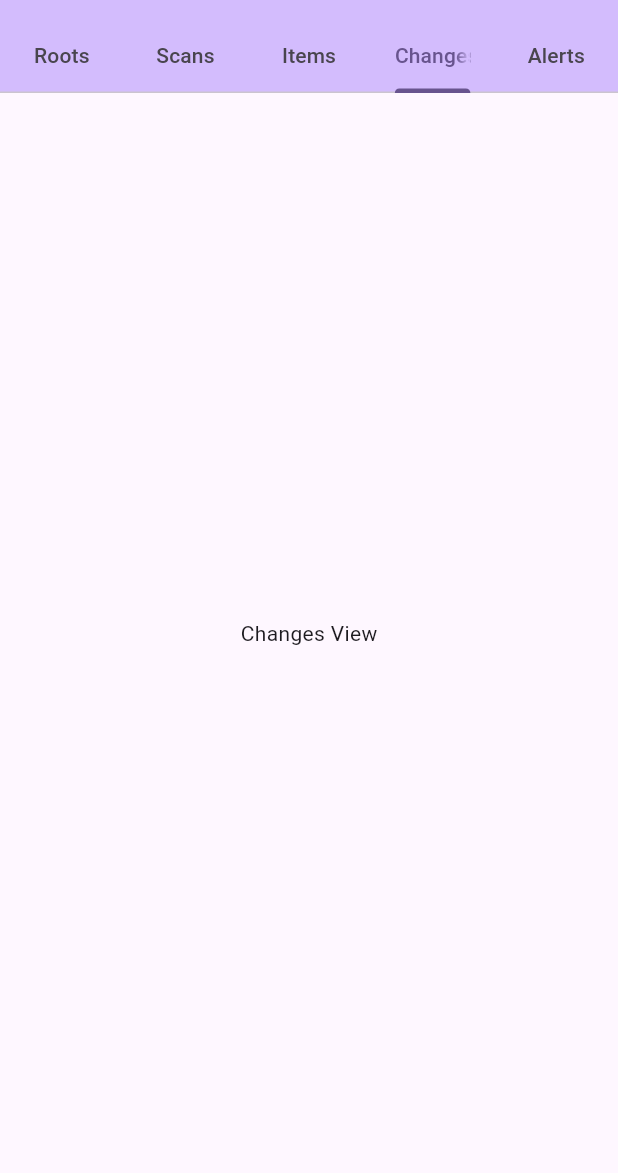
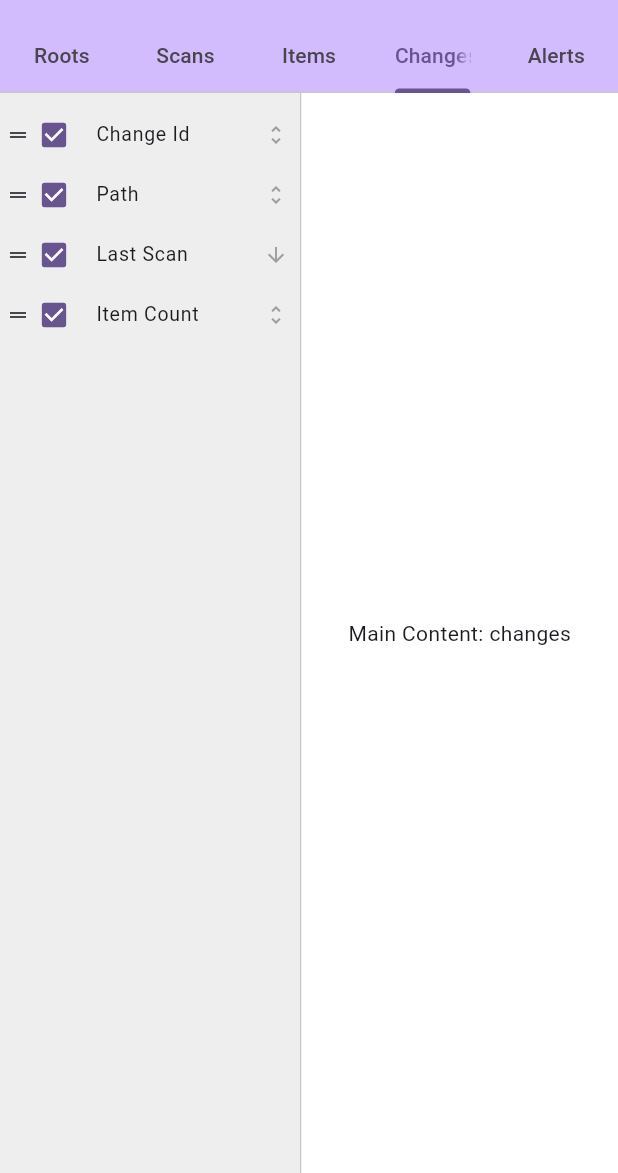
Before and after one commit to gtunes-dev/fspulse-gui, a Flutter app: the screen it shows after launch, tab 4 chosen, on a phone screen of 412 x 824 dp, the part 63-1236 px from its top. Run offline on Flutter 3.47's test engine with Material 3 defaults, Android fonts, the phone set to English and light mode, and no system bars.

Commit message:
data model

```diff
--- a/lib/columns.dart
+++ b/lib/columns.dart
@@ -14,8 +14,37 @@ class ColumnSpec {
 
 enum SortOrder { ascending, descending }
 
-final List<ColumnSpec> mockRootsColumns = [
+final List<ColumnSpec> rootsColumns = [
+  ColumnSpec(id: 'root_id', label: 'Root Id'),
   ColumnSpec(id: 'path', label: 'Path'),
   ColumnSpec(id: 'lastScan', label: 'Last Scan', sortOrder: SortOrder.descending),
   ColumnSpec(id: 'itemCount', label: 'Item Count'),
 ];
+
+final List<ColumnSpec> alertsColumns = [
+  ColumnSpec(id: 'alert_id', label: 'Alert Id'),
+  ColumnSpec(id: 'path', label: 'Path'),
+  ColumnSpec(id: 'lastScan', label: 'Last Scan', sortOrder: SortOrder.descending),
+  ColumnSpec(id: 'itemCount', label: 'Item Count'),
+];
+
+final List<ColumnSpec> changesColumns = [
+  ColumnSpec(id: 'change_id', label: 'Change Id'),
+  ColumnSpec(id: 'path', label: 'Path'),
+  ColumnSpec(id: 'lastScan', label: 'Last Scan', sortOrder: SortOrder.descending),
+  ColumnSpec(id: 'itemCount', label: 'Item Count'),
+];
+
+final List<ColumnSpec> itemsColumns = [
+  ColumnSpec(id: 'item_id', label: 'Item Id'),
+  ColumnSpec(id: 'path', label: 'Path'),
+  ColumnSpec(id: 'lastScan', label: 'Last Scan', sortOrder: SortOrder.descending),
+  ColumnSpec(id: 'itemCount', label: 'Item Count'),
+];
+
+final List<ColumnSpec> scansColumns = [
+  ColumnSpec(id: 'scan_id', label: 'Scan Id'),
+  ColumnSpec(id: 'path', label: 'Path'),
+  ColumnSpec(id: 'lastScan', label: 'Last Scan', sortOrder: SortOrder.descending),
+  ColumnSpec(id: 'itemCount', label: 'Item Count'),
+];
--- a/lib/main.dart
+++ b/lib/main.dart
@@ -1,5 +1,6 @@
 import 'package:flutter/material.dart';
 import 'columns.dart';
+import 'model/data_model.dart';
 import 'widgets/column_list.dart';
 
 void main() {
@@ -30,7 +31,31 @@ class FsPulseHomePage extends StatefulWidget {
   State<FsPulseHomePage> createState() => _FsPulseHomePageState();
 }
 
-class _FsPulseHomePageState extends State<FsPulseHomePage> {
+class _FsPulseHomePageState extends State<FsPulseHomePage>
+    with SingleTickerProviderStateMixin {
+  late final FsPulseDataModel _model;
+  late TabController _tabController;
+
+  @override
+  void initState() {
+    super.initState();
+    _model = FsPulseDataModel();
+
+    _tabController = TabController(length: 5, vsync: this);
+    _tabController.addListener(() {
+      if (_tabController.indexIsChanging) return;
+      setState(() {
+        _model.activeDomain = DataDomain.values[_tabController.index];
+      });
+    });
+  }
+
+  @override
+  void dispose() {
+    _tabController.dispose();
+    super.dispose();
+  }
+
   void _handleToggleSortOrder(ColumnSpec column) {
     setState(() {
       column.sortOrder = switch (column.sortOrder) {
@@ -43,39 +68,21 @@ class _FsPulseHomePageState extends State<FsPulseHomePage> {
 
   void _handleReorder(int oldIndex, int newIndex) {
     setState(() {
+      final columns = _model.current.columns;
       if (newIndex > oldIndex) newIndex -= 1;
-    final item = mockRootsColumns.removeAt(oldIndex);
-    mockRootsColumns.insert(newIndex, item);
+      final item = columns.removeAt(oldIndex);
+      columns.insert(newIndex, item);
     });
   }
 
-  @override
-  Widget build(BuildContext context) {
-    return DefaultTabController(
-      length: 5,
-      child: Scaffold(
-        appBar: AppBar(
-          backgroundColor: Theme.of(context).colorScheme.inversePrimary,
-          title: Text(widget.title),
-          bottom: const TabBar(
-            tabs: [
-              Tab(text: 'Roots'),
-              Tab(text: 'Scans'),
-              Tab(text: 'Items'),
-              Tab(text: 'Changes'),
-              Tab(text: 'Alerts'),
-            ],
-          ),
-        ),
-        body: TabBarView(
-          children: [
-            Row(
+  Widget _buildTabViewForCurrentDomain() {
+    return Row(
       children: [
         Container(
           width: 200,
           color: Colors.grey.shade200,
           child: ColumnList(
-                    columns: mockRootsColumns,
+            columns: _model.current.columns,
             onToggleVisibility: (column, visible) {
               setState(() {
                 column.visible = visible;
@@ -89,16 +96,37 @@ class _FsPulseHomePageState extends State<FsPulseHomePage> {
         Expanded(
           child: Container(
             color: Colors.white,
-                    child: const Center(child: Text('Main Content: Roots')),
+            child: Center(
+              child: Text('Main Content: ${_model.activeDomain.name}'),
+            ),
           ),
         ),
       ],
+    );
+  }
+
+  @override
+  Widget build(BuildContext context) {
+    return DefaultTabController(
+      length: 5,
+      child: Scaffold(
+        appBar: AppBar(
+          backgroundColor: Theme.of(context).colorScheme.inversePrimary,
+          title: Text(widget.title),
+          bottom: TabBar(
+            controller: _tabController,
+            tabs: [
+              Tab(text: 'Roots'),
+              Tab(text: 'Scans'),
+              Tab(text: 'Items'),
+              Tab(text: 'Changes'),
+              Tab(text: 'Alerts'),
+            ],
           ),
-            Center(child: Text('Scans View')),
-            Center(child: Text('Items View')),
-            Center(child: Text('Changes View')),
-            Center(child: Text('Alerts View')),
-          ],
+        ),
+        body: TabBarView(
+          controller: _tabController,
+          children: List.generate(5, (_) => _buildTabViewForCurrentDomain()),
         ),
       ),
     );
--- /dev/null
+++ b/lib/model/data_model.dart
@@ -0,0 +1,26 @@
+import '../columns.dart';
+
+enum DataDomain { roots, scans, items, changes, alerts }
+
+class FsPulseDataModel {
+  DataDomain activeDomain = DataDomain.roots;
+
+  final Map<DataDomain, TableModel> _tables = {
+    DataDomain.roots: TableModel(columns: [...rootsColumns]),
+    DataDomain.scans: TableModel(columns: [...scansColumns]), // placeholder
+    DataDomain.items: TableModel(columns: [...itemsColumns]),
+    DataDomain.changes: TableModel(columns: [...changesColumns]),
+    DataDomain.alerts: TableModel(columns: [...alertsColumns]),
+  };
+
+  TableModel get current => _tables[activeDomain]!;
+
+  TableModel getTable(DataDomain domain) => _tables[domain]!;
+}
+
+class TableModel {
+  final List<ColumnSpec> columns;
+  final List<Map<String, dynamic>> rows = [];
+
+  TableModel({required this.columns});
+}
```
Lines whose indentation alone changed are shown as unchanged.
